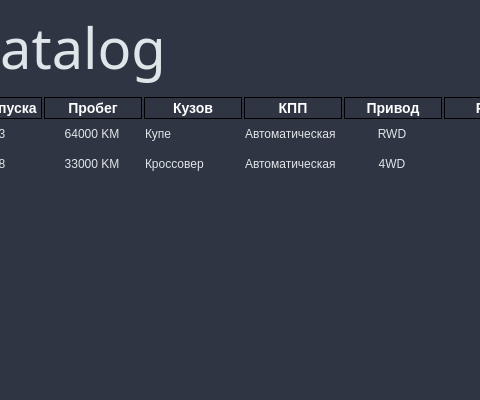
This is mainwindow.ui in Airaat/QT_CRUD_Book as Qt 5 draws it before an edit; both pictures show x 167 to 647 and y 0 to 400 of the 800 by 400 pixel window. The edited form follows.
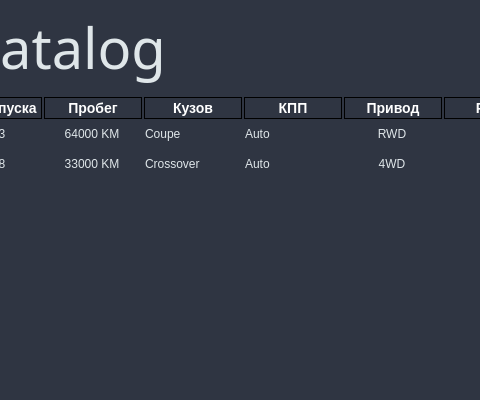
This is the edited form. Icons and pictures are not drawn.

```diff
--- a/mainwindow.ui
+++ b/mainwindow.ui
@@ -165,12 +165,12 @@
       </item>
       <item row="0" column="3">
        <property name="text">
-        <string>Купе</string>
+        <string>Coupe</string>
        </property>
       </item>
       <item row="0" column="4">
        <property name="text">
-        <string>Автоматическая</string>
+        <string>Auto</string>
        </property>
       </item>
       <item row="0" column="5">
@@ -215,12 +215,12 @@
       </item>
       <item row="1" column="3">
        <property name="text">
-        <string>Кроссовер</string>
+        <string>Crossover</string>
        </property>
       </item>
       <item row="1" column="4">
        <property name="text">
-        <string>Автоматическая</string>
+        <string>Auto</string>
        </property>
       </item>
       <item row="1" column="5">
```
